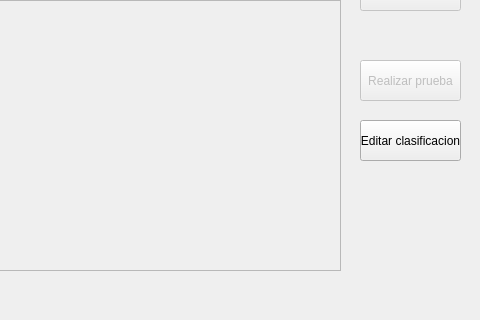
First picture: the form in Parkinson/ui/Pacientes.ui, repository GareusMno/AppParkinson, before the edit; both pictures show x 320 to 800 and y 280 to 600 of the 800 by 600 pixel window.
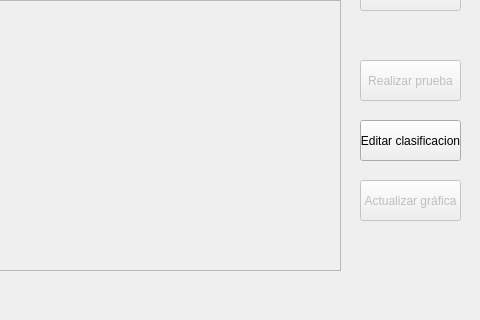
Second picture: the form after the edit.

```diff
--- a/Parkinson/ui/Pacientes.ui
+++ b/Parkinson/ui/Pacientes.ui
@@ -305,6 +305,22 @@
      <string>Más información</string>
     </property>
    </widget>
+   <widget class="QPushButton" name="actualizarGrafica">
+    <property name="enabled">
+     <bool>false</bool>
+    </property>
+    <property name="geometry">
+     <rect>
+      <x>680</x>
+      <y>460</y>
+      <width>101</width>
+      <height>41</height>
+     </rect>
+    </property>
+    <property name="text">
+     <string>Actualizar gráfica</string>
+    </property>
+   </widget>
   </widget>
   <action name="actionA_adir">
    <property name="text">
```
